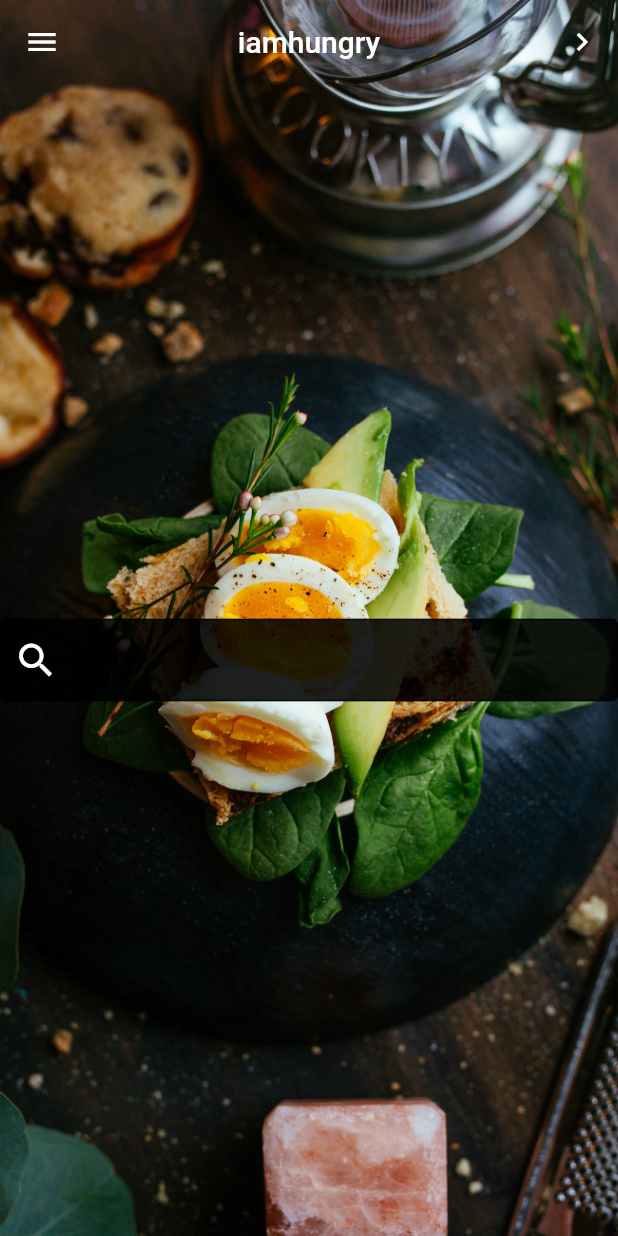
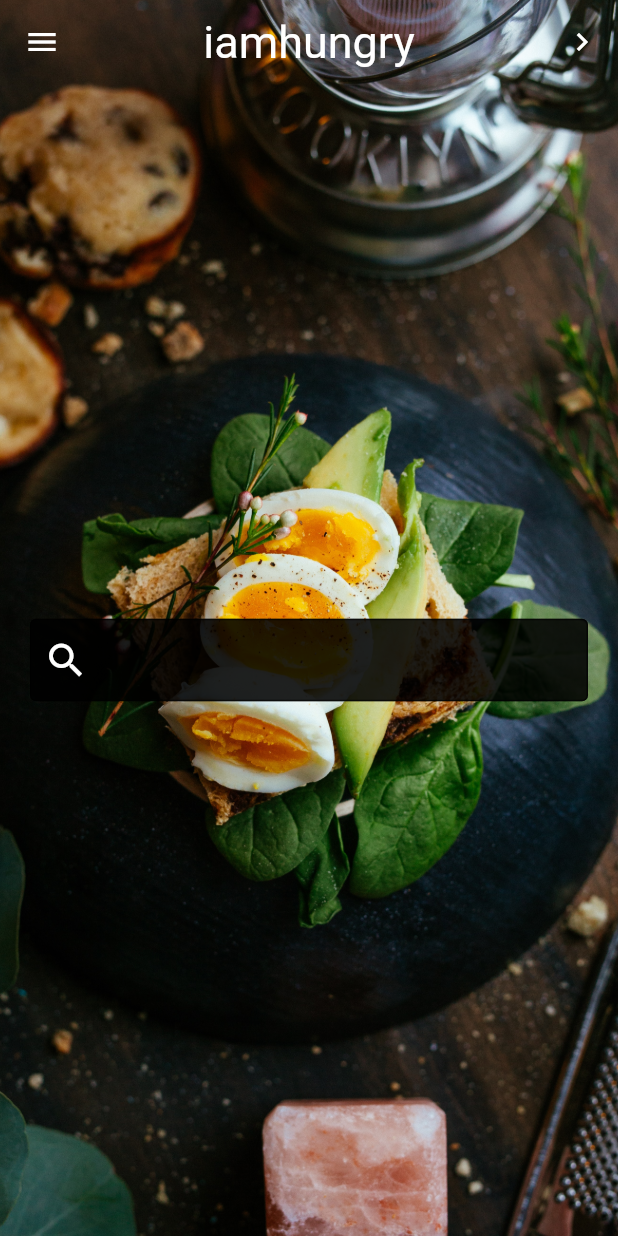
Before and after one commit to robinstrom/iamhungry, a Flutter app: the ResultWidget screen opened directly, after a tap on the "navigate before" icon, on a phone screen of 412 x 824 dp. Run offline on Flutter 3.47's test engine with Material 2 defaults, Android fonts, the phone set to English and light mode, and no system bars; Roboto replaces fonts that are missing (Helvetica).

Commit message:
styling search bar and title

```diff
--- a/app/lib/main.dart
+++ b/app/lib/main.dart
@@ -43,7 +43,19 @@ class _MyStatefulWidgetState extends State<MyStatefulWidget> {
           backgroundColor: Colors.transparent,
           appBar: new AppBar(
             leading: IconButton(icon: Icon(Icons.menu), onPressed: () {}),
-            title: new Text('iamhungry'),
+            title: new Text(
+              'iamhungry',
+              style: TextStyle(
+                  shadows: [
+                    Shadow(
+                      color: Colors.black,
+                      blurRadius: 100.0,
+                    ),
+                  ],
+                  fontSize: 30.0,
+                  fontFamily: 'Helvetica',
+                  fontWeight: FontWeight.w400),
+            ),
             centerTitle: true,
             backgroundColor: Colors.transparent,
             elevation: 0.0,
@@ -62,6 +74,7 @@ class _MyStatefulWidgetState extends State<MyStatefulWidget> {
           ),
           body: new Container(
             alignment: Alignment.center,
+            margin: EdgeInsets.all(20.0),
             child: new TextField(
               style: new TextStyle(color: Colors.white, fontSize: 30),
               decoration: new InputDecoration(
@@ -128,7 +141,19 @@ class _ResultWidgetState extends State<ResultWidget> {
                 );
               },
             ),
-            title: new Text('iamhungry'),
+            title: new Text(
+              'iamhungry',
+              style: TextStyle(
+                  shadows: [
+                    Shadow(
+                      color: Colors.black,
+                      blurRadius: 100.0,
+                    ),
+                  ],
+                  fontSize: 30.0,
+                  fontFamily: 'Helvetica',
+                  fontWeight: FontWeight.w400),
+            ),
             centerTitle: true,
             backgroundColor: Colors.transparent,
             elevation: 0.0,
```
